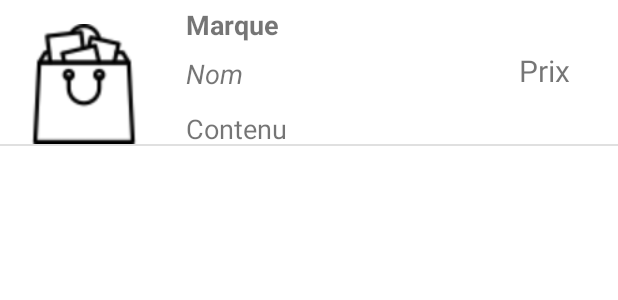
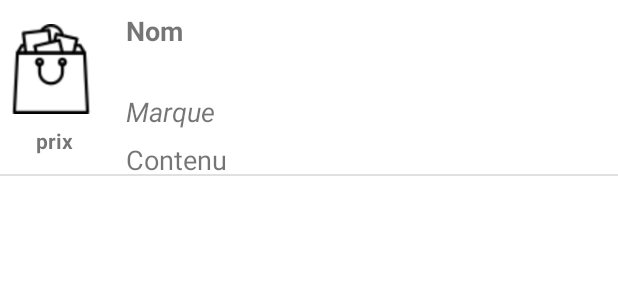
Before and after one commit to bzalugas/2021-l3ak1, an Android app: the layout produit_one_line.xml on its own in the app's theme, with its tools: preview values and no code run, on a phone screen of 412 x 824 dp. Shown: the top 300 px of the screen. Run offline under Robolectric (Android 15) with nearby library versions, the phone set to English and light mode, and no system bars.

Commit message:
up v73 (up historic design)

```diff
--- a/trunk/BestPrice/app/src/main/res/layout/produit_one_line.xml
+++ b/trunk/BestPrice/app/src/main/res/layout/produit_one_line.xml
@@ -7,9 +7,9 @@
 
     <ImageView
         android:id="@+id/produit_image"
-        android:layout_width="80dp"
-        android:layout_height="80dp"
-        android:layout_marginStart="16dp"
+        android:layout_width="60dp"
+        android:layout_height="60dp"
+        android:layout_marginStart="4dp"
         android:layout_marginTop="16dp"
         android:adjustViewBounds="true"
         app:layout_constraintStart_toStartOf="parent"
@@ -17,35 +17,38 @@
         app:srcCompat="@drawable/img_pannier" />
 
     <TextView
-        android:id="@+id/produit_text_marque"
-        android:layout_width="wrap_content"
-        android:layout_height="wrap_content"
-        android:layout_marginStart="28dp"
-        android:layout_marginTop="4dp"
-        android:text="Marque"
+        android:id="@+id/produit_text_nom"
+        android:layout_width="250dp"
+        android:layout_height="match_parent"
+        android:layout_marginStart="20dp"
+        android:layout_marginTop="8dp"
+        android:text="Nom"
+        android:lines="2"
+        android:minLines="2"
+        android:singleLine="false"
         android:textSize="18sp"
         android:textStyle="bold"
         app:layout_constraintStart_toEndOf="@+id/produit_image"
         app:layout_constraintTop_toTopOf="parent" />
 
     <TextView
-        android:id="@+id/produit_text_nom"
+        android:id="@+id/produit_text_marque"
         android:layout_width="wrap_content"
         android:layout_height="wrap_content"
-        android:layout_marginStart="28dp"
+        android:layout_marginStart="20dp"
         android:layout_marginTop="8dp"
-        android:text="Nom"
+        android:text="Marque"
+        android:textSize="18sp"
         android:textStyle="italic"
-        android:textSize="18sp"
         app:layout_constraintStart_toEndOf="@+id/produit_image"
-        app:layout_constraintTop_toBottomOf="@+id/produit_text_marque" />
+        app:layout_constraintTop_toBottomOf="@+id/produit_text_nom" />
 
     <TextView
         android:id="@+id/produit_text_contenu"
         android:layout_width="wrap_content"
         android:layout_height="wrap_content"
-        android:layout_marginStart="28dp"
-        android:layout_marginTop="12dp"
+        android:layout_marginStart="20dp"
+        android:layout_marginTop="40dp"
         android:text="Contenu"
         android:textSize="18sp"
         app:layout_constraintStart_toEndOf="@+id/produit_image"
@@ -55,21 +58,22 @@
         android:id="@+id/divider2"
         android:layout_width="wrap_content"
         android:layout_height="1dp"
+        android:layout_marginTop="40dp"
         android:background="?android:attr/listDivider"
         app:layout_constraintEnd_toEndOf="parent"
+        app:layout_constraintHorizontal_bias="0.0"
         app:layout_constraintStart_toStartOf="parent"
         app:layout_constraintTop_toBottomOf="@+id/produit_image" />
 
     <TextView
-        android:id="@+id/textView2"
+        android:id="@+id/textView3"
         android:layout_width="wrap_content"
         android:layout_height="wrap_content"
-        android:layout_marginStart="184dp"
-        android:text="Prix"
-        android:textSize="20sp"
-        app:layout_constraintBottom_toBottomOf="parent"
-        app:layout_constraintStart_toEndOf="@+id/produit_text_nom"
-        app:layout_constraintTop_toTopOf="parent"
-        app:layout_constraintVertical_bias="0.471"
-        tools:ignore="MissingConstraints" />
+        android:layout_marginStart="24dp"
+        android:layout_marginTop="8dp"
+        android:text="prix"
+        android:textStyle="bold"
+        app:layout_constraintStart_toStartOf="parent"
+        app:layout_constraintTop_toBottomOf="@+id/produit_image" />
+
 </androidx.constraintlayout.widget.ConstraintLayout>
```
